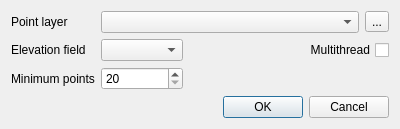
FLO-2DSoftware/qgis-flo-2d-plugin, file flo2d/ui/sampling_rc.ui: the form before one commit.
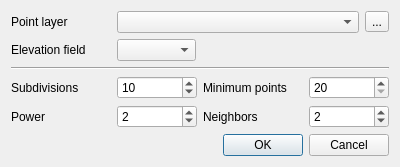
The form after the commit. Custom widgets are drawn as their Qt base class.

What changed in the file:
```diff
--- a/flo2d/ui/sampling_rc.ui
+++ b/flo2d/ui/sampling_rc.ui
@@ -7,7 +7,7 @@
     <x>0</x>
     <y>0</y>
     <width>400</width>
-    <height>111</height>
+    <height>164</height>
    </rect>
   </property>
   <property name="windowTitle">
@@ -16,34 +16,116 @@
   <layout class="QGridLayout" name="gridLayout_2">
    <item row="0" column="0">
     <layout class="QGridLayout" name="gridLayout">
-     <item row="0" column="4">
-      <widget class="QToolButton" name="browseSrcBtn">
-       <property name="text">
-        <string>...</string>
-       </property>
-      </widget>
+     <item row="3" column="0" rowspan="3" colspan="5">
+      <layout class="QGridLayout" name="gridLayout_3">
+       <item row="0" column="0">
+        <widget class="QLabel" name="label_6">
+         <property name="minimumSize">
+          <size>
+           <width>100</width>
+           <height>0</height>
+          </size>
+         </property>
+         <property name="text">
+          <string>Subdivisions</string>
+         </property>
+        </widget>
+       </item>
+       <item row="0" column="3">
+        <widget class="QSpinBox" name="min_dtm_sb">
+         <property name="toolTip">
+          <string>Minimum points used in a grid to create the OUTRC file</string>
+         </property>
+         <property name="minimum">
+          <number>20</number>
+         </property>
+         <property name="maximum">
+          <number>1000</number>
+         </property>
+        </widget>
+       </item>
+       <item row="0" column="2">
+        <widget class="QLabel" name="label_2">
+         <property name="minimumSize">
+          <size>
+           <width>100</width>
+           <height>0</height>
+          </size>
+         </property>
+         <property name="text">
+          <string>Minimum points</string>
+         </property>
+        </widget>
+       </item>
+       <item row="0" column="1">
+        <widget class="QSpinBox" name="subd_sb">
+         <property name="toolTip">
+          <string>Number of subdivisions addedd to the OUTRC file</string>
+         </property>
+         <property name="value">
+          <number>10</number>
+         </property>
+        </widget>
+       </item>
+       <item row="1" column="0">
+        <widget class="QLabel" name="label_4">
+         <property name="minimumSize">
+          <size>
+           <width>100</width>
+           <height>0</height>
+          </size>
+         </property>
+         <property name="text">
+          <string>Power</string>
+         </property>
+        </widget>
+       </item>
+       <item row="1" column="1">
+        <widget class="QSpinBox" name="power_sb">
+         <property name="toolTip">
+          <string>The power parameter for the IDW formula (only vectors)</string>
+         </property>
+         <property name="singleStep">
+          <number>1</number>
+         </property>
+         <property name="value">
+          <number>2</number>
+         </property>
+        </widget>
+       </item>
+       <item row="1" column="2">
+        <widget class="QLabel" name="label_5">
+         <property name="minimumSize">
+          <size>
+           <width>100</width>
+           <height>0</height>
+          </size>
+         </property>
+         <property name="text">
+          <string>Neighbors</string>
+         </property>
+        </widget>
+       </item>
+       <item row="1" column="3">
+        <widget class="QSpinBox" name="neighbors_sb">
+         <property name="toolTip">
+          <string>Number of nearest neighbors to use for interpolation (only vectors)</string>
+         </property>
+         <property name="value">
+          <number>2</number>
+         </property>
+        </widget>
+       </item>
+      </layout>
      </item>
-     <item row="1" column="0">
-      <widget class="QLabel" name="label_3">
-       <property name="text">
-        <string>Elevation field</string>
-       </property>
-      </widget>
-     </item>
-     <item row="3" column="0" colspan="5">
-      <spacer name="verticalSpacer">
+     <item row="2" column="0" colspan="5">
+      <widget class="Line" name="line">
        <property name="orientation">
-        <enum>Qt::Vertical</enum>
+        <enum>Qt::Horizontal</enum>
        </property>
-       <property name="sizeHint" stdset="0">
-        <size>
-         <width>20</width>
-         <height>40</height>
-        </size>
-       </property>
-      </spacer>
+      </widget>
      </item>
-     <item row="4" column="0" colspan="5">
+     <item row="7" column="0" colspan="5">
       <widget class="QDialogButtonBox" name="buttonBox">
        <property name="orientation">
         <enum>Qt::Horizontal</enum>
@@ -53,91 +135,74 @@
        </property>
       </widget>
      </item>
-     <item row="2" column="1">
-      <widget class="QSpinBox" name="min_dtm_sb">
-       <property name="minimum">
-        <number>20</number>
-       </property>
-       <property name="maximum">
-        <number>1000</number>
-       </property>
-      </widget>
-     </item>
-     <item row="0" column="1" colspan="3">
-      <widget class="QComboBox" name="point_lyr_cbo"/>
-     </item>
      <item row="0" column="0">
       <widget class="QLabel" name="label">
+       <property name="minimumSize">
+        <size>
+         <width>100</width>
+         <height>0</height>
+        </size>
+       </property>
        <property name="text">
         <string>Point layer</string>
        </property>
       </widget>
      </item>
-     <item row="2" column="0">
-      <widget class="QLabel" name="label_2">
-       <property name="text">
-        <string>Minimum points</string>
-       </property>
-      </widget>
-     </item>
-     <item row="1" column="3" colspan="2">
-      <widget class="QCheckBox" name="checkBox">
-       <property name="layoutDirection">
-        <enum>Qt::RightToLeft</enum>
-       </property>
-       <property name="text">
-        <string>Multithread</string>
-       </property>
-      </widget>
-     </item>
-     <item row="2" column="3" colspan="2">
-      <spacer name="horizontalSpacer">
+     <item row="6" column="0" colspan="5">
+      <spacer name="verticalSpacer">
        <property name="orientation">
-        <enum>Qt::Horizontal</enum>
+        <enum>Qt::Vertical</enum>
        </property>
        <property name="sizeHint" stdset="0">
         <size>
-         <width>40</width>
-         <height>20</height>
+         <width>20</width>
+         <height>40</height>
         </size>
        </property>
       </spacer>
      </item>
-     <item row="1" column="2">
-      <spacer name="horizontalSpacer_2">
-       <property name="orientation">
-        <enum>Qt::Horizontal</enum>
+     <item row="0" column="4">
+      <widget class="QToolButton" name="browseSrcBtn">
+       <property name="text">
+        <string>...</string>
        </property>
-       <property name="sizeType">
-        <enum>QSizePolicy::Fixed</enum>
-       </property>
-       <property name="sizeHint" stdset="0">
-        <size>
-         <width>40</width>
-         <height>20</height>
-        </size>
-       </property>
-      </spacer>
-     </item>
-     <item row="2" column="2">
-      <spacer name="horizontalSpacer_3">
-       <property name="orientation">
-        <enum>Qt::Horizontal</enum>
-       </property>
-       <property name="sizeType">
-        <enum>QSizePolicy::Fixed</enum>
-       </property>
-       <property name="sizeHint" stdset="0">
-        <size>
-         <width>40</width>
-         <height>20</height>
-        </size>
-       </property>
-      </spacer>
+      </widget>
      </item>
      <item row="1" column="1">
       <widget class="QgsFieldComboBox" name="point_lyr_field_cbo"/>
      </item>
+     <item row="1" column="0">
+      <widget class="QLabel" name="label_3">
+       <property name="minimumSize">
+        <size>
+         <width>100</width>
+         <height>0</height>
+        </size>
+       </property>
+       <property name="text">
+        <string>Elevation field</string>
+       </property>
+      </widget>
+     </item>
+     <item row="0" column="1" colspan="3">
+      <widget class="QComboBox" name="lyr_cbo"/>
+     </item>
+     <item row="1" column="2" colspan="3">
+      <spacer name="horizontalSpacer_2">
+       <property name="orientation">
+        <enum>Qt::Horizontal</enum>
+       </property>
+       <property name="sizeType">
+        <enum>QSizePolicy::Preferred</enum>
+       </property>
+       <property name="sizeHint" stdset="0">
+        <size>
+         <width>40</width>
+         <height>20</height>
+        </size>
+       </property>
+      </spacer>
+     </item>
     </layout>
    </item>
   </layout>
```
Left out of the diff: 2 changed lines with no effect on the pictures.
